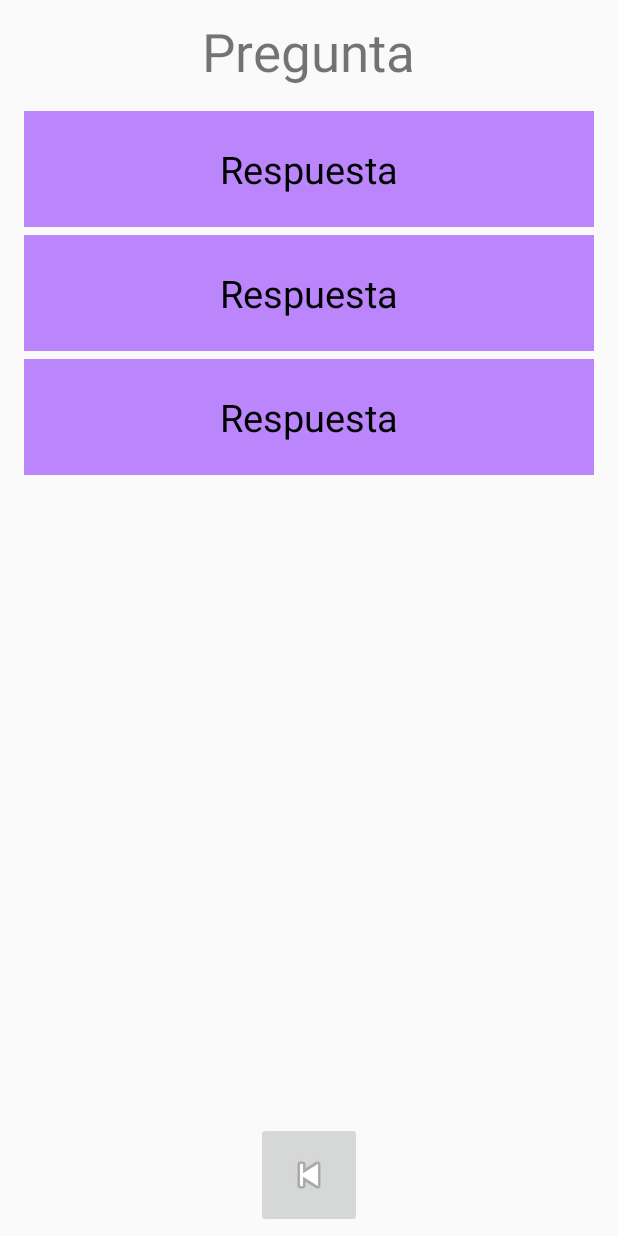
After one commit to 7tsuky/raeh_application, an Android app built with Jetpack Compose: the layout fragment_item_survey_list.xml on its own in the app's theme, with its tools: preview values and no code run, on a phone screen of 412 x 824 dp. The commit adds this screen. Run offline under Robolectric (Android 15) with nearby library versions, the phone set to English and light mode, and no system bars.

Commit message:
Survey fragment

```diff
--- a/app/build.gradle
+++ b/app/build.gradle
@@ -35,6 +35,7 @@ android {
     }
     buildFeatures {
         compose true
+        viewBinding true
     }
     composeOptions {
         kotlinCompilerExtensionVersion '1.3.2'
@@ -59,6 +60,8 @@ dependencies {
     implementation 'androidx.compose.material3:material3'
     implementation 'androidx.navigation:navigation-fragment-ktx:2.6.0'
     implementation 'androidx.navigation:navigation-ui-ktx:2.6.0'
+    implementation 'androidx.legacy:legacy-support-v4:1.0.0'
+    implementation 'androidx.recyclerview:recyclerview:1.3.1'
     testImplementation 'junit:junit:4.13.2'
     androidTestImplementation 'androidx.test.ext:junit:1.1.5'
     androidTestImplementation 'androidx.test.espresso:espresso-core:3.5.1'
--- a/app/src/main/java/com/alejandro/raeh_app/WelcomeFragment.kt
+++ b/app/src/main/java/com/alejandro/raeh_app/WelcomeFragment.kt
@@ -5,6 +5,8 @@ import androidx.fragment.app.Fragment
 import android.view.LayoutInflater
 import android.view.View
 import android.view.ViewGroup
+import android.widget.Button
+import androidx.navigation.Navigation
 
 class WelcomeFragment : Fragment() {
 
@@ -15,6 +17,8 @@ class WelcomeFragment : Fragment() {
         // Inflate the layout for this fragment
         val view = inflater.inflate(R.layout.fragment_welcome, container, false)
 
+        view.findViewById<Button>(R.id.welcomeStartButton).setOnClickListener {Navigation.findNavController(view).navigate(R.id.action_welcomeFragment_to_itemSurveyFragment)}
+
         return view
     }
 }
--- /dev/null
+++ b/app/src/main/res/layout/fragment_item_survey.xml
@@ -0,0 +1,21 @@
+<?xml version="1.0" encoding="utf-8"?>
+<LinearLayout xmlns:android="http://schemas.android.com/apk/res/android"
+    android:layout_width="match_parent"
+    android:layout_height="wrap_content"
+    android:background="@color/purple_200"
+    android:layout_marginTop="5sp"
+    android:orientation="horizontal">
+
+    <TextView
+        android:id="@+id/item_number"
+        android:layout_width="match_parent"
+        android:layout_height="wrap_content"
+        android:textAlignment="center"
+        android:layout_margin="@dimen/text_margin"
+        android:padding="5sp"
+        android:text="Respuesta"
+        android:textSize="25sp"
+        android:textAppearance="?attr/textAppearanceListItem" />
+
+
+</LinearLayout>
--- /dev/null
+++ b/app/src/main/res/layout/fragment_item_survey_list.xml
@@ -0,0 +1,46 @@
+<?xml version="1.0" encoding="utf-8"?>
+<RelativeLayout xmlns:android="http://schemas.android.com/apk/res/android"
+    xmlns:app="http://schemas.android.com/apk/res-auto"
+    xmlns:tools="http://schemas.android.com/tools"
+    android:layout_width="match_parent"
+    android:layout_height="match_parent">
+
+
+    <TextView
+        android:id="@+id/surveyQuestionTextView"
+        android:textSize="35sp"
+        android:padding="5sp"
+        android:layout_marginBottom="5sp"
+        android:layout_centerHorizontal="true"
+        android:layout_marginTop="5sp"
+        android:layout_alignParentTop="true"
+        android:layout_width="wrap_content"
+        android:layout_height="wrap_content"
+        android:text="Pregunta" />
+
+    <androidx.recyclerview.widget.RecyclerView
+        android:layout_below="@id/surveyQuestionTextView"
+        android:layout_above="@id/surveyBackButton"
+        android:id="@+id/list"
+        android:name="com.alejandro.raeh_app.itemSurveyFragment"
+        android:layout_width="match_parent"
+        android:layout_height="match_parent"
+        android:layout_marginLeft="16dp"
+        android:layout_marginRight="16dp"
+        app:layoutManager="LinearLayoutManager"
+        tools:context=".itemSurveyFragment"
+        tools:listitem="@layout/fragment_item_survey" />
+
+    <ImageButton
+        android:id="@+id/surveyBackButton"
+        android:layout_width="wrap_content"
+        android:textSize="17sp"
+        android:padding="19sp"
+        android:layout_marginBottom="5sp"
+        android:layout_marginTop="5sp"
+        android:layout_alignParentBottom="true"
+        android:layout_centerHorizontal="true"
+        android:layout_height="wrap_content"
+        android:contentDescription="BackButton"
+        android:src="@android:drawable/ic_media_previous" />
+</RelativeLayout>
--- a/app/src/main/res/layout/fragment_welcome.xml
+++ b/app/src/main/res/layout/fragment_welcome.xml
@@ -21,7 +21,7 @@
     <Button
         android:fontFamily="sans-serif-medium"
         android:padding="20sp"
-        android:id="@+id/button2"
+        android:id="@+id/welcomeStartButton"
         android:layout_width="wrap_content"
         android:layout_height="wrap_content"
         android:layout_gravity="center|bottom"
--- /dev/null
+++ b/app/src/main/res/values/dimens.xml
@@ -0,0 +1,4 @@
+<?xml version="1.0" encoding="utf-8"?>
+<resources>
+    <dimen name="text_margin">16dp</dimen>
+</resources>
```
Also changed, not shown: app/src/main/java/com/alejandro/raeh_app/SurveyRecyclerViewAdapter.kt (added, +46 -0 lines), app/src/main/java/com/alejandro/raeh_app/itemSurveyFragment.kt (added, +61 -0 lines), app/src/main/java/com/alejandro/raeh_app/placeholder/PlaceholderContent.kt (added, +57 -0 lines), app/src/main/res/navigation/navigation.xml (+12 -1 lines).
